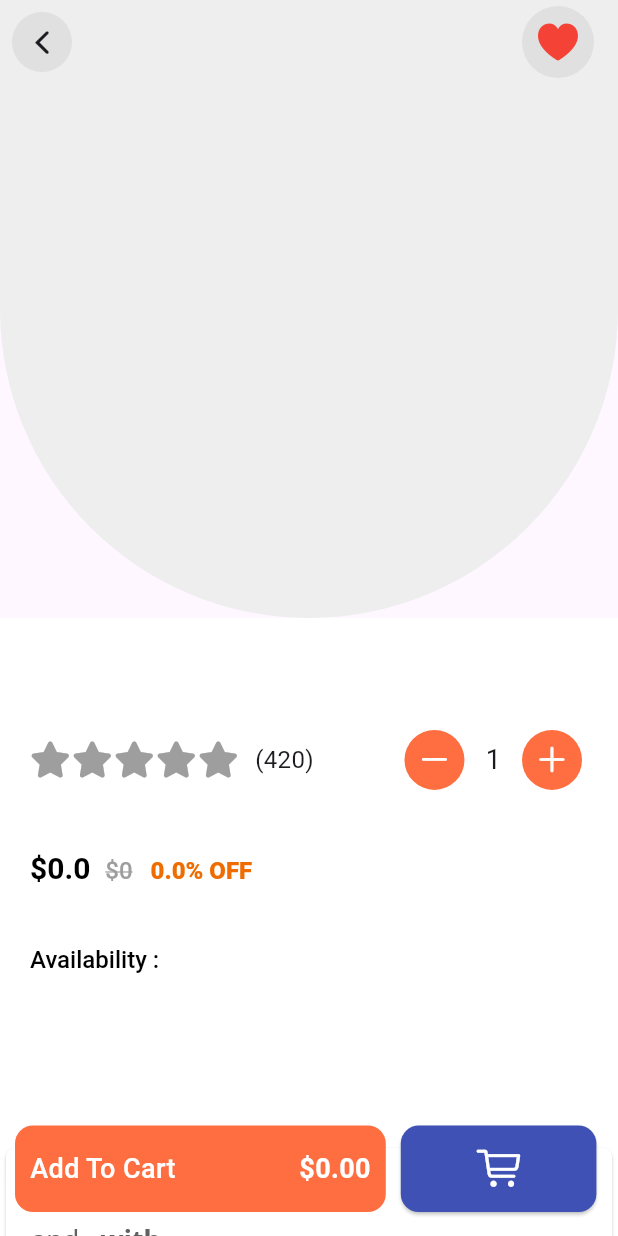
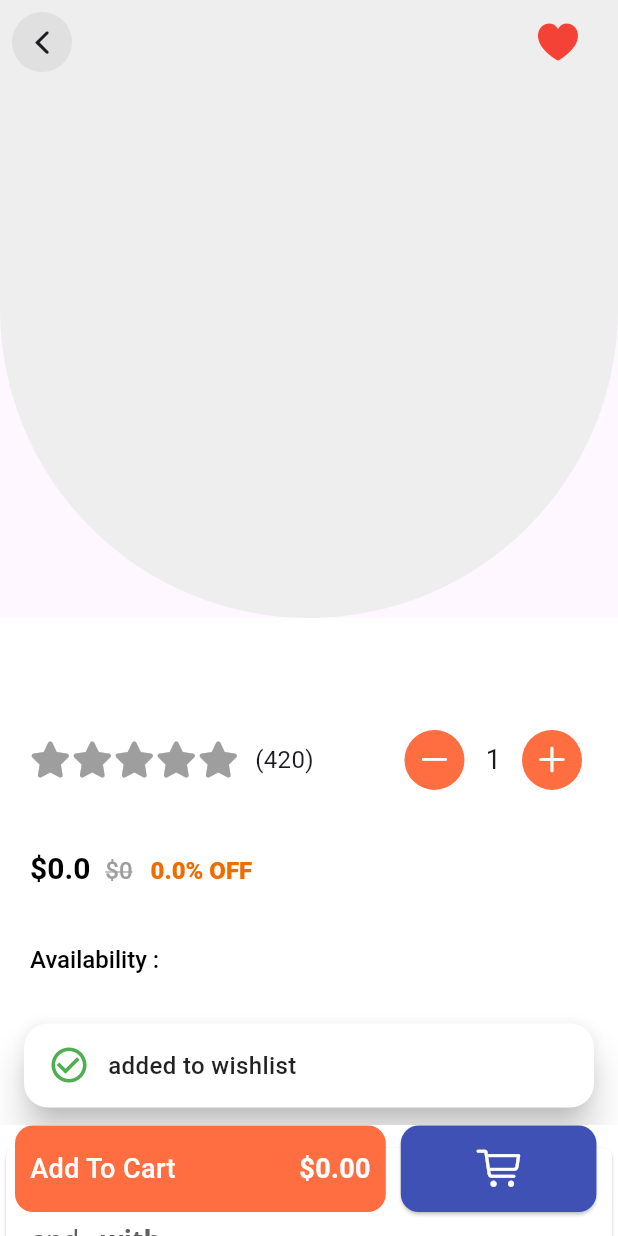
Before and after one commit to 200MUSTAFA001/E-Commerce_App, a Flutter app: the ProductDetailsPage screen opened directly with empty values, after a tap on an icon or button, on a phone screen of 412 x 824 dp. Run offline on Flutter 3.47's test engine with Material 3 defaults, Android fonts, the phone set to English and light mode, and no system bars; drawn by our look-alikes of flutter_rating_bar; our stand-ins replace cached_network_image, dartx, dio, flutter_bloc, flutter_snake_navigationbar, flutter_svg and 8 more; network calls fail.

Commit message:
Enhance UI with snackBar notifications and layout adjustments

```diff
--- a/lib/extensions.dart
+++ b/lib/extensions.dart
@@ -19,7 +19,7 @@ extension PaddingExtension on Widget {
     );
   }
 
-  Widget allPadding({required double padding}) {
+  Widget allPadding({double padding = 0}) {
     return Padding(
       padding: EdgeInsets.all(padding),
       child: this,
--- a/lib/presentation/screens/home_page.dart
+++ b/lib/presentation/screens/home_page.dart
@@ -118,7 +118,7 @@ class _HomePageState extends State<HomePage> {
               ],
             ).onlyPadding(right: 16, left: 16, top: 20, bottom: 10),
           ),
-          const ProductsList(),
+          const HomePageProductsList(),
           ShowMoreHomePageButton(
             onPressed: () {
               context.push(
--- a/lib/presentation/widgets/cart_custom_widgets/checkout_bar_scroll_up.dart
+++ b/lib/presentation/widgets/cart_custom_widgets/checkout_bar_scroll_up.dart
@@ -38,7 +38,6 @@ class CheckoutBarScrollUp extends StatelessWidget {
                 height: context.height * 0.24,
                 child: Column(
                   crossAxisAlignment: CrossAxisAlignment.start,
-                  spacing: 5,
                   children: [
                     Row(
                       mainAxisAlignment: MainAxisAlignment.spaceBetween,
--- a/lib/presentation/widgets/custom_widgets/custom_snack_bar.dart
+++ b/lib/presentation/widgets/custom_widgets/custom_snack_bar.dart
@@ -4,7 +4,7 @@ import 'package:flutter/material.dart';
 final GlobalKey<ScaffoldMessengerState> scaffoldMessengerKey =
     GlobalKey<ScaffoldMessengerState>();
 
-void showSnackBar(BuildContext context) {
+void showSnackBar(BuildContext context, String message, Widget icon) {
   scaffoldMessengerKey.currentState?.showSnackBar(
     SnackBar(
       behavior: SnackBarBehavior.floating,
@@ -14,14 +14,14 @@ void showSnackBar(BuildContext context) {
       shape: RoundedRectangleBorder(
         borderRadius: BorderRadius.circular(16),
       ),
-      content: const Row(
+      content: Row(
         children: [
-          Icon(Icons.check_circle_outline, color: Colors.green, size: 28),
-          SizedBox(width: 12),
+          icon,
+          const SizedBox(width: 12),
           Expanded(
             child: Text(
-              "Product added",
-              style: TextStyle(
+              message,
+              style: const TextStyle(
                 color: Colors.black87,
                 fontWeight: FontWeight.w500,
                 fontSize: 16,
@@ -35,6 +35,12 @@ void showSnackBar(BuildContext context) {
   );
 }
 
+// void showMaterialBanner(Widget content, List<Widget> actions) {
+//   final MaterialBanner materialBanner =
+//       MaterialBanner(content: content, actions: actions);
+//   scaffoldMessengerKey.currentState?.showMaterialBanner(materialBanner);
+// }
+//
 // void showSnackBar(String message, BuildContext context){
 // scaffoldMessengerKey.currentState?.showSnackBar(
 //   SnackBar(
--- a/lib/presentation/widgets/custom_widgets/products_list.dart
+++ b/lib/presentation/widgets/custom_widgets/products_list.dart
@@ -7,8 +7,8 @@ import 'package:flutter_bloc/flutter_bloc.dart';
 
 import '../../../logic/cubit/products_cubit.dart';
 
-class ProductsList extends StatelessWidget {
-  const ProductsList({super.key});
+class HomePageProductsList extends StatelessWidget {
+  const HomePageProductsList({super.key});
 
   @override
   Widget build(BuildContext context) {
--- a/lib/presentation/widgets/home_page_custom_widgets/recommended_list.dart
+++ b/lib/presentation/widgets/home_page_custom_widgets/recommended_list.dart
@@ -21,15 +21,14 @@ class RecommendedList extends StatelessWidget {
           return SliverToBoxAdapter(
             child: Column(
               crossAxisAlignment: CrossAxisAlignment.start,
-              mainAxisSize: MainAxisSize.max,
               children: [
                 const Text(
                   "Recommended for you",
                   style: TextStyle(fontSize: 20, fontWeight: FontWeight.bold),
                 ).onlyPadding(left: 16, top: 10),
                 SizedBox(
-                  height: context.width * 0.7,
-                  width: context.height * 1,
+                  height: context.height * 0.4,
+                  width: context.width * 1,
                   child: ListView.builder(
                     scrollDirection: Axis.horizontal,
                     itemCount: recommendedProducts.length,
--- a/lib/presentation/widgets/home_page_custom_widgets/sublist_list.dart
+++ b/lib/presentation/widgets/home_page_custom_widgets/sublist_list.dart
@@ -28,8 +28,8 @@ class SublistProducts extends StatelessWidget {
                   style: TextStyle(fontSize: 20, fontWeight: FontWeight.bold),
                 ).onlyPadding(left: 16, top: 10),
                 SizedBox(
-                  height: context.width * 0.7,
-                  width: context.height * 1,
+                  height: context.height * 0.4,
+                  width: context.width * 1,
                   child: ListView.builder(
                     scrollDirection: Axis.horizontal,
                     itemCount: sublistProducts.length,
--- a/lib/presentation/widgets/product_details_page_custom_widgets/cart_button.dart
+++ b/lib/presentation/widgets/product_details_page_custom_widgets/cart_button.dart
@@ -12,7 +12,6 @@ import 'package:go_router/go_router.dart';
 
 import '../../../../data/models/products_model.dart';
 import '../../../../logic/cubit/cart_cubit.dart';
-import '../custom_widgets/custom_snack_bar.dart';
 import 'add_to_cart_button.dart';
 import 'cart_added_button.dart';
 
@@ -57,7 +56,6 @@ class _ProductDetailsPageCartButtonState
                         .read<CartCubit>()
                         .addProduct(widget.product, widget.productQuantity);
                   });
-                  showSnackBar(context);
                 },
               ),
         ElevatedButton(
--- a/lib/presentation/widgets/product_details_page_custom_widgets/favorite_icon.dart
+++ b/lib/presentation/widgets/product_details_page_custom_widgets/favorite_icon.dart
@@ -1,13 +1,14 @@
-// Flutter imports:
+// Project imports:
+import 'package:api_app/data/models/products_model.dart';
+import 'package:api_app/logic/cubit/wishlist_cubit.dart';
 import 'package:flutter/cupertino.dart';
 import 'package:flutter/material.dart';
-
 // Package imports:
 import 'package:flutter_bloc/flutter_bloc.dart';
 
-// Project imports:
-import 'package:api_app/data/models/products_model.dart';
-import 'package:api_app/logic/cubit/wishlist_cubit.dart';
+// Package imports:
+
+import '../custom_widgets/custom_snack_bar.dart';
 
 class FavoriteIcon extends StatefulWidget {
   const FavoriteIcon({super.key, required this.product});
@@ -29,10 +30,28 @@ class _FavoriteIconState extends State<FavoriteIcon> {
           setState(() {
             context.read<WishlistCubit>().addProduct(widget.product);
           });
+          showSnackBar(
+            context,
+            "added to wishlist",
+            const Icon(
+              Icons.check_circle_outline,
+              color: Colors.green,
+              size: 28,
+            ),
+          );
         } else {
           setState(() {
             context.read<WishlistCubit>().removeProduct(widget.product);
           });
+          showSnackBar(
+            context,
+            "removed from wishlist",
+            const Icon(
+              Icons.highlight_remove_outlined,
+              color: Colors.red,
+              size: 28,
+            ),
+          );
         }
       },
       icon: isFavorite == true
@@ -45,7 +64,7 @@ class _FavoriteIconState extends State<FavoriteIcon> {
               CupertinoIcons.suit_heart,
               size: 32,
             ),
-      style: IconButton.styleFrom(backgroundColor: Colors.grey.shade300),
+      // style: IconButton.styleFrom(backgroundColor: Colors.grey.shade300),
     );
   }
 }
--- a/pubspec.yaml
+++ b/pubspec.yaml
@@ -29,6 +29,7 @@ dependencies:
   slide_countdown: ^2.0.2
   typewritertext: ^3.0.9
   modal_bottom_sheet: ^3.0.0
+  share_plus: ^11.1.0
 #  import_sorter: ^4.6.0 => for initialization ( flutter pub run import_sorter:main )
 
 dev_dependencies:
```
Also changed, not shown: pubspec.lock.
